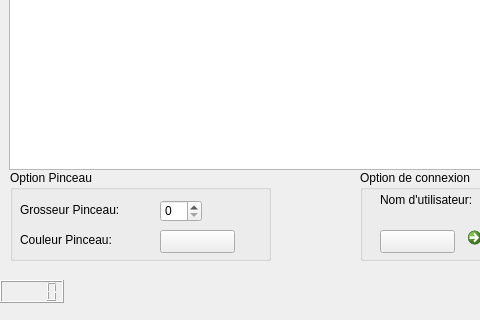
Above: paintonlineclient.ui from Jc016/cll-PaintOnline before the change; both pictures show x 0 to 480 and y 280 to 600 of the 800 by 600 pixel window. Below: the same form after it.
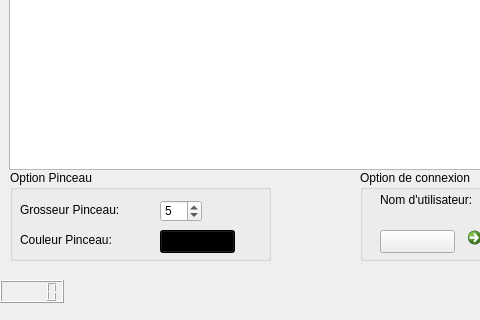
That is the form after the change.

Commit message: Vérification pour le close du ColorDialog

What changed in the file:
```diff
--- a/paintonlineclient.ui
+++ b/paintonlineclient.ui
@@ -208,6 +208,9 @@
        <height>22</height>
       </rect>
      </property>
+     <property name="value">
+      <number>5</number>
+     </property>
     </widget>
     <widget class="QPushButton" name="pbCouleurPinceau">
      <property name="geometry">
@@ -218,6 +221,9 @@
        <height>23</height>
       </rect>
      </property>
+     <property name="styleSheet">
+      <string notr="true"> background-color: rgb(0,0,0)</string>
+     </property>
      <property name="text">
       <string/>
      </property>
```
The commit also changes 4 other files.
